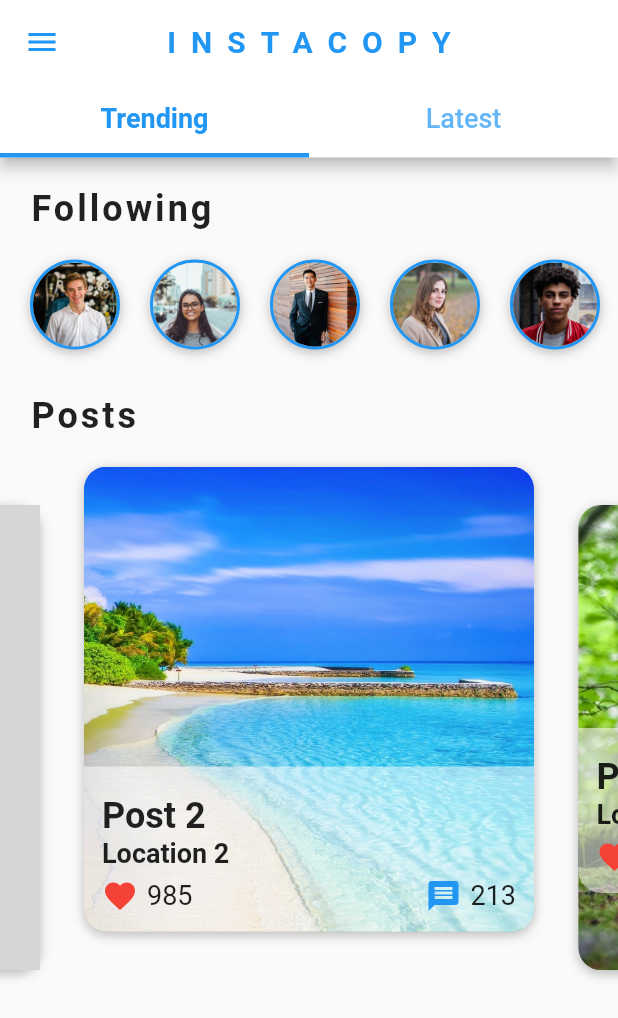
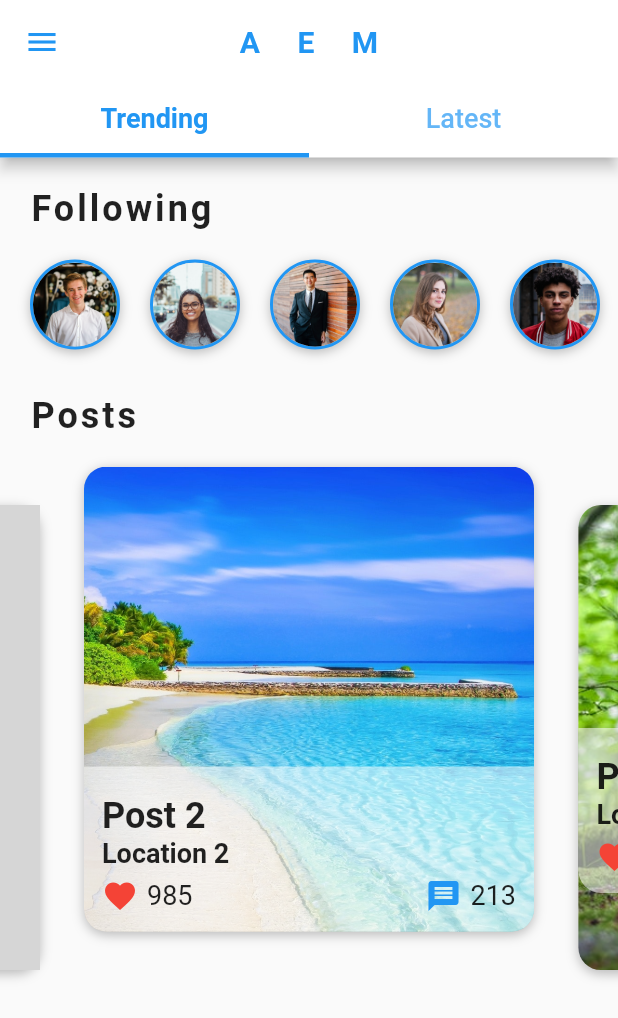
Before and after one commit to edilsonmatola/flutter_social_ui-main, a Flutter app: the HomeScreen screen opened directly, swiped to page 3, on a phone screen of 412 x 824 dp. Shown: the top 1018 px of the screen. Run offline on Flutter 3.47's test engine with Material 2 defaults, Android fonts, the phone set to English and light mode, and no system bars; grey boxes are pictures that could not be loaded.

Commit message:
Code Refactor

```diff
--- a/lib/screens/home_screen.dart
+++ b/lib/screens/home_screen.dart
@@ -30,15 +30,16 @@ class _HomeScreenState extends State<HomeScreen>
   Widget build(BuildContext context) {
     return Scaffold(
       appBar: AppBar(
-        systemOverlayStyle:
-            SystemUiOverlayStyle(statusBarBrightness: Brightness.light),
+        systemOverlayStyle: SystemUiOverlayStyle(
+          statusBarBrightness: Brightness.light,
+        ),
         backgroundColor: Colors.white,
         centerTitle: true,
         iconTheme: IconThemeData(
           color: Theme.of(context).primaryColor,
         ),
         title: Text(
-          'INSTACOPY',
+          'A E M',
           style: TextStyle(
             color: Theme.of(context).primaryColor,
             fontWeight: FontWeight.bold,
```
